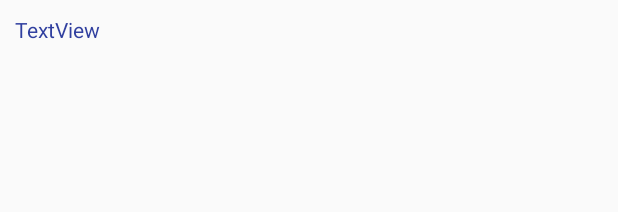
After one commit to fstreun/VS_fstreun_Sensors, an Android app: the layout row_item_sensors.xml on its own in the app's theme, with its tools: preview values and no code run, on a phone screen of 412 x 824 dp. The commit adds this screen. Shown: the top 212 px of the screen. Run offline under Robolectric (Android 15) with nearby library versions, the phone set to English and light mode, and no system bars.

Commit message:
list of sensors in the main activity.

```diff
--- /dev/null
+++ b/app/src/main/res/layout/row_item_sensors.xml
@@ -0,0 +1,14 @@
+<?xml version="1.0" encoding="utf-8"?>
+<LinearLayout xmlns:android="http://schemas.android.com/apk/res/android"
+    android:layout_width="match_parent"
+    android:layout_height="wrap_content"
+    android:orientation="vertical">
+
+    <TextView
+        android:id="@+id/textview_name"
+        android:layout_width="match_parent"
+        android:layout_height="wrap_content"
+        android:text="TextView"
+        android:layout_margin="10dp"
+        android:textColor="@color/colorPrimaryDark"/>
+</LinearLayout>
```
Also changed, not shown: app/src/main/java/ch/ethz/inf/vs/a1/fstreun/vs_fstreun_sensors/MainActivity.java (+23 -0 lines), app/src/main/java/ch/ethz/inf/vs/a1/fstreun/vs_fstreun_sensors/SensorListAdapter.java (added, +64 -0 lines), app/src/main/res/layout/activity_main.xml (+6 -11 lines).
